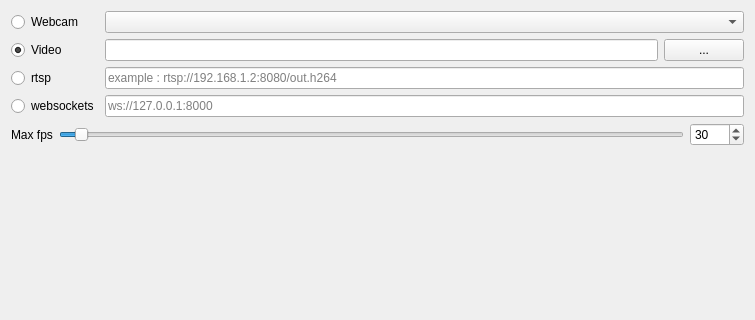
Above: generic_cv_tasks/ui/widget_source_selection.ui from stereomatchingkiss/show_cases before the change; both pictures show x 0 to 755 and y 0 to 320 of the 755 by 557 pixel window. Below: the same form after it.
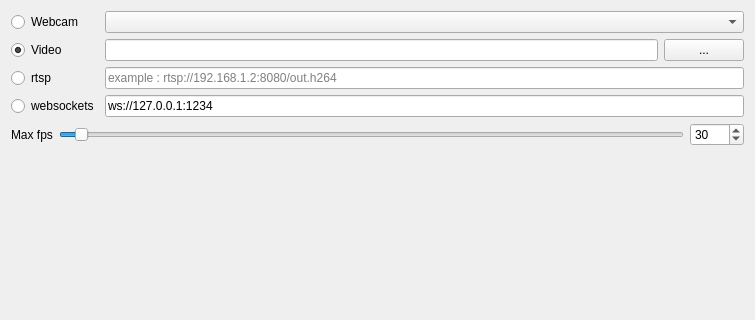
That is the form after the change.

Commit message: Set default source for websocket

```diff
--- a/generic_cv_tasks/ui/widget_source_selection.ui
+++ b/generic_cv_tasks/ui/widget_source_selection.ui
@@ -75,8 +75,11 @@
      </item>
      <item row="3" column="1" colspan="2">
       <widget class="QLineEdit" name="lineEditWebsockets">
+       <property name="text">
+        <string>ws://127.0.0.1:1234</string>
+       </property>
        <property name="placeholderText">
-        <string>ws://127.0.0.1:8000</string>
+        <string>ws://127.0.0.1:1234</string>
        </property>
       </widget>
      </item>
```
